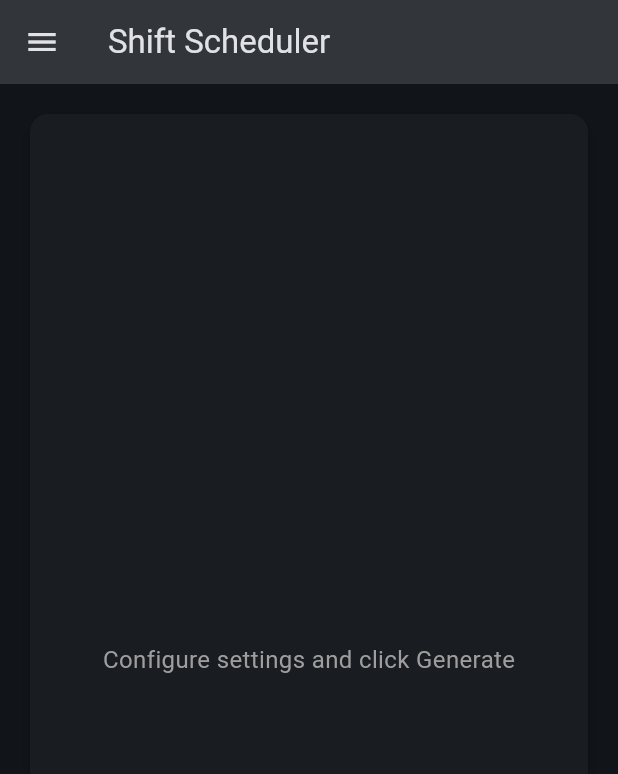
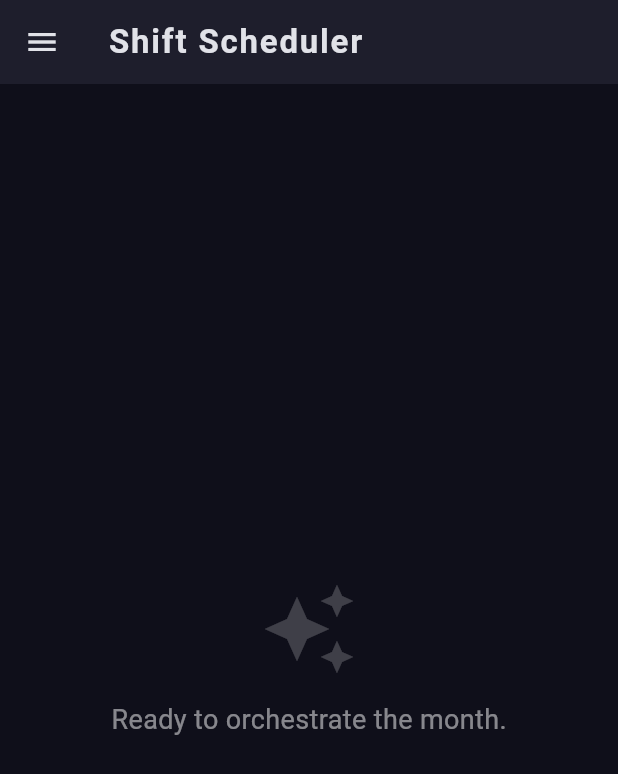
Before and after one commit to bbnhd2222-hash/shift-scheduler, a Flutter app: the screen it shows after launch, on a phone screen of 412 x 824 dp. Shown: the top 774 px of the screen. Run offline on Flutter 3.47's test engine with Material 3 defaults, Android fonts, the light colour scheme and no system bars; our stand-ins replace share_plus; missing offline and left inert: excel.

Commit message:
Revamp UI with modern colors and interactive fluid grid animations

```diff
--- a/lib/screens/home_screen.dart
+++ b/lib/screens/home_screen.dart
@@ -15,7 +15,7 @@ class HomeScreen extends StatefulWidget {
   State<HomeScreen> createState() => _HomeScreenState();
 }
 
-class _HomeScreenState extends State<HomeScreen> {
+class _HomeScreenState extends State<HomeScreen> with SingleTickerProviderStateMixin {
   final TextEditingController _monthCtrl = TextEditingController(text: "3");
   final TextEditingController _yearCtrl = TextEditingController(text: "2026");
   final TextEditingController _hnCtrl = TextEditingController(text: "1");
@@ -28,8 +28,13 @@ class _HomeScreenState extends State<HomeScreen> {
   List<Nurse> _schedule = [];
   bool _isGenerating = false;
 
-  void _generate() {
+  // Keep track of cells being pressed for bounce animation
+  Map<String, bool> _pressedCells = {};
+
+  void _generate() async {
     setState(() { _isGenerating = true; });
+    // Add a tiny delay to allow the loading spinner to show up smoothly
+    await Future.delayed(const Duration(milliseconds: 300));
     try {
       int year = int.parse(_yearCtrl.text);
       int month = int.parse(_monthCtrl.text);
@@ -41,7 +46,7 @@ class _HomeScreenState extends State<HomeScreen> {
         'TN': int.parse(_tnCtrl.text),
       };
 
-      List<int> holidays = month == 3 ? [21, 22, 23] : []; // Sample holidays
+      List<int> holidays = month == 3 ? [21, 22, 23] : [];
 
       Scheduler scheduler = Scheduler();
       var result = scheduler.generateSchedule(
@@ -53,16 +58,25 @@ class _HomeScreenState extends State<HomeScreen> {
       setState(() {
         _schedule = result;
       });
-      ScaffoldMessenger.of(context).showSnackBar(
-        const SnackBar(content: Text("Schedule Generated!"), backgroundColor: Colors.green),
-      );
+      _showSnack("✨ Schedule Generated Successfully ✨", Colors.greenAccent.shade700);
     } catch (e) {
-      ScaffoldMessenger.of(context).showSnackBar(
-        SnackBar(content: Text("Error: $e"), backgroundColor: Colors.red),
-      );
+      _showSnack("Error: $e", Colors.redAccent);
     } finally {
       setState(() { _isGenerating = false; });
     }
+  }
+
+  void _showSnack(String msg, Color bg) {
+    if (!mounted) return;
+    ScaffoldMessenger.of(context).showSnackBar(
+      SnackBar(
+        content: Text(msg, style: const TextStyle(fontWeight: FontWeight.bold, color: Colors.white)),
+        backgroundColor: bg,
+        behavior: SnackBarBehavior.floating,
+        shape: RoundedRectangleBorder(borderRadius: BorderRadius.circular(12)),
+        margin: const EdgeInsets.all(16),
+      ),
+    );
   }
 
   void _cycleShift(Nurse nurse, int day) {
@@ -81,9 +95,7 @@ class _HomeScreenState extends State<HomeScreen> {
 
   Future<void> _exportExcel() async {
     if (_schedule.isEmpty) {
-      ScaffoldMessenger.of(context).showSnackBar(
-        const SnackBar(content: Text("Generate schedule first!"), backgroundColor: Colors.red),
-      );
+      _showSnack("Generate a schedule first!", Colors.orangeAccent);
       return;
     }
 
@@ -95,76 +107,117 @@ class _HomeScreenState extends State<HomeScreen> {
       String path = '${tempDir.path}/Schedule_${month}_$year.xlsx';
 
       await Exporter.exportToExcel(_schedule, year, month, path);
-
       await Share.shareXFiles([XFile(path)], text: 'Schedule for $month/$year');
 
     } catch (e) {
-      ScaffoldMessenger.of(context).showSnackBar(
-        SnackBar(content: Text("Export Error: $e"), backgroundColor: Colors.red),
-      );
+      _showSnack("Export Error: $e", Colors.redAccent);
     }
   }
 
   Widget _buildConfigDrawer() {
     return Drawer(
+      backgroundColor: const Color(0xFF1E1E2C),
       child: SafeArea(
         child: ListView(
-          padding: const EdgeInsets.all(16.0),
+          padding: const EdgeInsets.all(24.0),
           children: [
-            Text("Settings", style: Theme.of(context).textTheme.headlineSmall),
-            const Divider(),
             Row(
               children: [
-                Expanded(child: TextField(controller: _monthCtrl, decoration: const InputDecoration(labelText: "Month"))),
-                const SizedBox(width: 8),
-                Expanded(child: TextField(controller: _yearCtrl, decoration: const InputDecoration(labelText: "Year"))),
-              ],
-            ),
-            const SizedBox(height: 16),
-            const Text("Staff Counts", style: TextStyle(fontWeight: FontWeight.bold)),
-            Row(
-              children: [
-                Expanded(child: TextField(controller: _hnCtrl, decoration: const InputDecoration(labelText: "HN"))),
-                const SizedBox(width: 8),
-                Expanded(child: TextField(controller: _asstCtrl, decoration: const InputDecoration(labelText: "Asst"))),
-              ],
-            ),
-            Row(
-              children: [
-                Expanded(child: TextField(controller: _pnCtrl, decoration: const InputDecoration(labelText: "PN"))),
-                const SizedBox(width: 8),
-                Expanded(child: TextField(controller: _tnCtrl, decoration: const InputDecoration(labelText: "TN"))),
-              ],
-            ),
-            const SizedBox(height: 16),
-            const Text("Targets", style: TextStyle(fontWeight: FontWeight.bold)),
-            Row(
-              children: [
-                Expanded(child: TextField(controller: _hoursCtrl, decoration: const InputDecoration(labelText: "Target Hrs"))),
-                const SizedBox(width: 8),
-                Expanded(child: TextField(controller: _nightsCtrl, decoration: const InputDecoration(labelText: "Target N"))),
+                const Icon(Icons.settings_suggest, color: Colors.blueAccent, size: 28),
+                const SizedBox(width: 12),
+                Text("Setup", style: Theme.of(context).textTheme.headlineSmall?.copyWith(fontWeight: FontWeight.bold, color: Colors.white)),
               ],
             ),
             const SizedBox(height: 24),
-            ElevatedButton.icon(
+            _buildGlassField("Month", _monthCtrl, Icons.calendar_month),
+            const SizedBox(height: 12),
+            _buildGlassField("Year", _yearCtrl, Icons.calendar_today),
+            const SizedBox(height: 24),
+            const Text("STAFF COUNTS", style: TextStyle(fontWeight: FontWeight.bold, color: Colors.blueGrey, letterSpacing: 1.2)),
+            const SizedBox(height: 12),
+            Row(
+              children: [
+                Expanded(child: _buildGlassField("HN", _hnCtrl, null)),
+                const SizedBox(width: 8),
+                Expanded(child: _buildGlassField("Asst", _asstCtrl, null)),
+              ],
+            ),
+            const SizedBox(height: 8),
+            Row(
+              children: [
+                Expanded(child: _buildGlassField("PN", _pnCtrl, null)),
+                const SizedBox(width: 8),
+                Expanded(child: _buildGlassField("TN", _tnCtrl, null)),
+              ],
+            ),
+            const SizedBox(height: 24),
+            const Text("TARGETS", style: TextStyle(fontWeight: FontWeight.bold, color: Colors.blueGrey, letterSpacing: 1.2)),
+            const SizedBox(height: 12),
+            Row(
+              children: [
+                Expanded(child: _buildGlassField("Hrs", _hoursCtrl, Icons.access_time)),
+                const SizedBox(width: 8),
+                Expanded(child: _buildGlassField("Nights", _nightsCtrl, Icons.nightlight_round)),
+              ],
+            ),
+            const SizedBox(height: 32),
+            AnimatedContainer(
+              duration: const Duration(milliseconds: 300),
+              height: 55,
+              decoration: BoxDecoration(
+                borderRadius: BorderRadius.circular(16),
+                gradient: const LinearGradient(colors: [Colors.blueAccent, Colors.purpleAccent]),
+                boxShadow: [
+                  BoxShadow(color: Colors.blueAccent.withOpacity(0.4), blurRadius: 12, offset: const Offset(0, 4))
+                ]
+              ),
+              child: ElevatedButton(
                 onPressed: _isGenerating ? null : _generate,
-              icon: _isGenerating ? const SizedBox(width: 16, height: 16, child: CircularProgressIndicator(strokeWidth: 2)) : const Icon(Icons.autorenew),
-              label: const Text("Generate Schedule"),
-              style: ElevatedButton.styleFrom(padding: const EdgeInsets.symmetric(vertical: 16)),
+                style: ElevatedButton.styleFrom(
+                  backgroundColor: Colors.transparent,
+                  shadowColor: Colors.transparent,
+                  shape: RoundedRectangleBorder(borderRadius: BorderRadius.circular(16)),
+                ),
+                child: _isGenerating
+                    ? const SizedBox(width: 24, height: 24, child: CircularProgressIndicator(color: Colors.white, strokeWidth: 2))
+                    : const Text("GENERATE", style: TextStyle(color: Colors.white, fontWeight: FontWeight.bold, letterSpacing: 1.5, fontSize: 16)),
+              ),
             ),
             const SizedBox(height: 16),
-            FilledButton.icon(
+            SizedBox(
+              height: 55,
+              child: OutlinedButton.icon(
                 onPressed: _exportExcel,
-              icon: const Icon(Icons.download),
-              label: const Text("Export Excel & Share"),
-              style: FilledButton.styleFrom(
-                backgroundColor: Colors.green,
-                padding: const EdgeInsets.symmetric(vertical: 16),
+                icon: const Icon(Icons.share, color: Colors.greenAccent),
+                label: const Text("EXPORT EXCEL", style: TextStyle(color: Colors.greenAccent, fontWeight: FontWeight.bold, letterSpacing: 1.2)),
+                style: OutlinedButton.styleFrom(
+                  side: const BorderSide(color: Colors.greenAccent, width: 2),
+                  shape: RoundedRectangleBorder(borderRadius: BorderRadius.circular(16)),
                 ),
               ),
-            const SizedBox(height: 24),
-            const Text("Dev: Abdelrahman Shaer Deghady", style: TextStyle(color: Colors.grey, fontStyle: FontStyle.italic, fontSize: 12)),
+            ),
           ],
+        ),
+      ),
+    );
+  }
+
+  Widget _buildGlassField(String label, TextEditingController ctrl, IconData? icon) {
+    return Container(
+      decoration: BoxDecoration(
+        color: Colors.white.withOpacity(0.05),
+        borderRadius: BorderRadius.circular(12),
+        border: Border.all(color: Colors.white.withOpacity(0.1)),
+      ),
+      child: TextField(
+        controller: ctrl,
+        style: const TextStyle(color: Colors.white, fontWeight: FontWeight.w600),
+        decoration: InputDecoration(
+          prefixIcon: icon != null ? Icon(icon, color: Colors.white54, size: 18) : null,
+          labelText: label,
+          labelStyle: const TextStyle(color: Colors.white54),
+          border: InputBorder.none,
+          contentPadding: const EdgeInsets.symmetric(horizontal: 16, vertical: 12),
         ),
       ),
     );
@@ -172,16 +225,31 @@ class _HomeScreenState extends State<HomeScreen> {
 
   Color _getShiftColor(ShiftType shift) {
     switch(shift) {
-      case ShiftType.morning: return Colors.green.shade700;
-      case ShiftType.evening: return Colors.blue.shade700;
-      case ShiftType.night: return Colors.red.shade900;
-      case ShiftType.off: return Colors.grey.shade800;
+      case ShiftType.morning: return Colors.amber.shade400;
+      case ShiftType.evening: return Colors.deepOrangeAccent;
+      case ShiftType.night: return Colors.deepPurpleAccent;
+      case ShiftType.off: return const Color(0xFF2C2C3E);
     }
   }
 
-  Widget _buildDataTable() {
+  Color _getShiftTextColor(ShiftType shift) {
+    if (shift == ShiftType.morning) return Colors.black87;
+    if (shift == ShiftType.off) return Colors.white30;
+    return Colors.white;
+  }
+
+  Widget _buildFluidGrid() {
     if (_schedule.isEmpty) {
-      return const Center(child: Text("Configure settings and click Generate", style: TextStyle(fontSize: 16, color: Colors.grey)));
+      return Center(
+        child: Column(
+          mainAxisAlignment: MainAxisAlignment.center,
+          children: [
+            Icon(Icons.auto_awesome, size: 64, color: Colors.white.withOpacity(0.2)),
+            const SizedBox(height: 16),
+            Text("Ready to orchestrate the month.", style: TextStyle(fontSize: 18, color: Colors.white.withOpacity(0.5))),
+          ],
+        ),
+      );
     }
 
     int year = int.tryParse(_yearCtrl.text) ?? 2026;
@@ -193,142 +261,209 @@ class _HomeScreenState extends State<HomeScreen> {
     Map<int, int> tm = {};
     Map<int, int> te = {};
     Map<int, int> tn = {};
-    Map<int, int> tStaff = {};
 
     for (int d in days) {
-      int m = 0, e = 0, n = 0, staff = 0;
+      int m = 0, e = 0, n = 0;
       for (var nurse in _schedule) {
         var s = nurse.getShift(d);
         if (s == ShiftType.morning) m++;
         if (s == ShiftType.evening) e++;
         if (s == ShiftType.night) n++;
-        if (nurse.role != "HN" && nurse.role != "Asst" && s != ShiftType.off) staff++;
       }
       tm[d] = m;
       te[d] = e;
       tn[d] = n;
-      tStaff[d] = staff;
     }
 
-    // Build the grid inside constraints
-    return LayoutBuilder(
-      builder: (context, constraints) {
     return SingleChildScrollView(
       scrollDirection: Axis.vertical,
+      physics: const BouncingScrollPhysics(),
       child: SingleChildScrollView(
         scrollDirection: Axis.horizontal,
-            child: DataTable(
-              columnSpacing: 12,
-              headingRowHeight: 40,
-              dataRowMinHeight: 40,
-              dataRowMaxHeight: 40,
-              columns: [
-                const DataColumn(label: Text("Name")),
-                for (int d in days) DataColumn(label: Text("$d")),
-                const DataColumn(label: Text("M Hrs")),
-                const DataColumn(label: Text("E Hrs")),
-                const DataColumn(label: Text("N Hrs")),
-                const DataColumn(label: Text("Total", style: TextStyle(fontWeight: FontWeight.bold))),
+        physics: const BouncingScrollPhysics(),
+        child: Padding(
+          padding: const EdgeInsets.all(16.0),
+          child: Column(
+            crossAxisAlignment: CrossAxisAlignment.start,
+            children: [
+              // Header Row
+              Row(
+                children: [
+                  _buildHeaderCell("Nurse Name", width: 140),
+                  for (int d in days) _buildHeaderCell("$d", width: 44, isWeekend: Scheduler().isFriday(year, month, d) || Scheduler().isSaturday(year, month, d)),
+                  _buildHeaderCell("M", width: 40, color: Colors.amber.shade800),
+                  _buildHeaderCell("E", width: 40, color: Colors.deepOrange.shade800),
+                  _buildHeaderCell("N", width: 40, color: Colors.deepPurple.shade800),
+                  _buildHeaderCell("Σ", width: 50, color: Colors.blueAccent),
                 ],
-              rows: [
+              ),
+              const SizedBox(height: 8),
+
+              // Nurse Rows
               ..._schedule.map((nurse) {
                 int mHrs = nurse.countShiftType(ShiftType.morning) * 6;
                 int eHrs = nurse.countShiftType(ShiftType.evening) * 6;
                 int nHrs = nurse.countShiftType(ShiftType.night) * 12;
+                int totalHrs = mHrs + eHrs + nHrs;
 
-                  return DataRow(
-                    cells: [
-                      DataCell(Text(nurse.name, style: const TextStyle(fontWeight: FontWeight.bold))),
+                return Padding(
+                  padding: const EdgeInsets.only(bottom: 6.0),
+                  child: Row(
+                    children: [
+                      Container(
+                        width: 140,
+                        height: 44,
+                        padding: const EdgeInsets.symmetric(horizontal: 12),
+                        alignment: Alignment.centerLeft,
+                        decoration: BoxDecoration(
+                          color: Colors.white.withOpacity(0.05),
+                          borderRadius: BorderRadius.circular(8),
+                        ),
+                        child: Text(nurse.name, style: const TextStyle(fontWeight: FontWeight.bold, color: Colors.white, fontSize: 13)),
+                      ),
+                      const SizedBox(width: 4),
                       for (int d in days)
-                        DataCell(
-                          InkWell(
-                            onTap: () => _cycleShift(nurse, d),
-                            child: Container(
-                              width: 35,
-                              alignment: Alignment.center,
-                              decoration: BoxDecoration(
-                                color: _getShiftColor(nurse.getShift(d)),
-                                borderRadius: BorderRadius.circular(4),
+                        _buildInteractiveCell(nurse, d),
+                      const SizedBox(width: 4),
+                      _buildSummaryCell("$mHrs", width: 40),
+                      _buildSummaryCell("$eHrs", width: 40),
+                      _buildSummaryCell("$nHrs", width: 40),
+                      _buildSummaryCell("$totalHrs", width: 50, isHighlight: true),
+                    ],
                   ),
-                              child: Text(
-                                nurse.getShift(d) == ShiftType.off ? "-" : nurse.getShift(d).value,
-                                style: const TextStyle(fontWeight: FontWeight.bold, color: Colors.white),
-                              ),
-                            ),
-                          ),
-                        ),
-                      DataCell(Text("$mHrs")),
-                      DataCell(Text("$eHrs")),
-                      DataCell(Text("$nHrs")),
-                      DataCell(Text("${mHrs + eHrs + nHrs}", style: const TextStyle(fontWeight: FontWeight.bold))),
-                    ],
                 );
               }),
-                // Footer Rows
-                _buildFooterRow("Total M", tm, days, Colors.green.shade900),
-                _buildFooterRow("Total E", te, days, Colors.blue.shade900),
-                _buildFooterRow("Total N", tn, days, Colors.red.shade900),
-                _buildFooterRow("Staff", tStaff, days, Colors.grey.shade700),
+
+              const SizedBox(height: 16),
+              const Text("DAILY TOTALS", style: TextStyle(color: Colors.white54, fontWeight: FontWeight.bold, letterSpacing: 1.5)),
+              const SizedBox(height: 8),
+
+              // Footer Totals
+              Row(
+                children: [
+                  _buildHeaderCell("Morning", width: 140, color: Colors.amber.withOpacity(0.2)),
+                  for (int d in days) _buildSummaryCell("${tm[d]}", width: 44, color: Colors.amber.withOpacity(0.2)),
+                ]
+              ),
+              const SizedBox(height: 4),
+              Row(
+                children: [
+                  _buildHeaderCell("Evening", width: 140, color: Colors.deepOrange.withOpacity(0.2)),
+                  for (int d in days) _buildSummaryCell("${te[d]}", width: 44, color: Colors.deepOrange.withOpacity(0.2)),
+                ]
+              ),
+              const SizedBox(height: 4),
+              Row(
+                children: [
+                  _buildHeaderCell("Night", width: 140, color: Colors.deepPurple.withOpacity(0.2)),
+                  for (int d in days) _buildSummaryCell("${tn[d]}", width: 44, color: Colors.deepPurple.withOpacity(0.2)),
+                ]
+              ),
             ],
+          ),
         ),
       ),
     );
   }
+
+  Widget _buildHeaderCell(String text, {required double width, bool isWeekend = false, Color? color}) {
+    return Container(
+      width: width,
+      height: 40,
+      margin: const EdgeInsets.only(right: 4),
+      alignment: Alignment.center,
+      decoration: BoxDecoration(
+        color: color ?? (isWeekend ? Colors.redAccent.withOpacity(0.2) : Colors.white.withOpacity(0.05)),
+        borderRadius: BorderRadius.circular(8),
+      ),
+      child: Text(text, style: TextStyle(color: isWeekend ? Colors.redAccent : Colors.white70, fontWeight: FontWeight.bold, fontSize: 12)),
     );
   }
 
-  DataRow _buildFooterRow(String label, Map<int, int> data, List<int> days, Color color) {
-    return DataRow(
-      color: WidgetStateProperty.all(Colors.black12),
-      cells: [
-        DataCell(Text(label, style: const TextStyle(fontWeight: FontWeight.bold))),
-        for (int d in days)
-          DataCell(
-            Container(
-              width: 35,
+  Widget _buildSummaryCell(String text, {required double width, bool isHighlight = false, Color? color}) {
+    return Container(
+      width: width,
+      height: 44,
+      margin: const EdgeInsets.only(right: 4),
       alignment: Alignment.center,
       decoration: BoxDecoration(
-                color: color,
-                borderRadius: BorderRadius.circular(4),
+        color: color ?? (isHighlight ? Colors.blueAccent.withOpacity(0.2) : Colors.white.withOpacity(0.05)),
+        borderRadius: BorderRadius.circular(8),
+        border: isHighlight ? Border.all(color: Colors.blueAccent.withOpacity(0.5)) : null,
       ),
-              child: Text("${data[d]}", style: const TextStyle(color: Colors.white, fontSize: 12)),
-            )
+      child: Text(text, style: TextStyle(color: isHighlight ? Colors.blueAccent : Colors.white, fontWeight: isHighlight ? FontWeight.bold : FontWeight.normal)),
+    );
+  }
+
+  Widget _buildInteractiveCell(Nurse nurse, int day) {
+    String cellKey = "${nurse.name}_$day";
+    bool isPressed = _pressedCells[cellKey] ?? false;
+    ShiftType shift = nurse.getShift(day);
+
+    return GestureDetector(
+      onTapDown: (_) => setState(() => _pressedCells[cellKey] = true),
+      onTapUp: (_) {
+        setState(() => _pressedCells[cellKey] = false);
+        _cycleShift(nurse, day);
+      },
+      onTapCancel: () => setState(() => _pressedCells[cellKey] = false),
+      child: AnimatedContainer(
+        duration: const Duration(milliseconds: 200),
+        curve: Curves.easeOutBack,
+        width: 44,
+        height: 44,
+        margin: const EdgeInsets.only(right: 4),
+        transform: isPressed ? (Matrix4.identity()..scale(0.85, 0.85)..translate(3.0, 3.0)) : Matrix4.identity(),
+        alignment: Alignment.center,
+        decoration: BoxDecoration(
+          color: _getShiftColor(shift),
+          borderRadius: BorderRadius.circular(isPressed ? 16 : 8),
+          boxShadow: shift != ShiftType.off
+            ? [BoxShadow(color: _getShiftColor(shift).withOpacity(0.4), blurRadius: isPressed ? 2 : 8, offset: isPressed ? const Offset(0,0) : const Offset(0, 3))]
+            : [],
         ),
-        const DataCell(Text("")),
-        const DataCell(Text("")),
-        const DataCell(Text("")),
-        const DataCell(Text("")),
-      ]
+        child: Text(
+          shift == ShiftType.off ? "·" : shift.value,
+          style: TextStyle(
+            color: _getShiftTextColor(shift),
+            fontWeight: FontWeight.bold,
+            fontSize: shift == ShiftType.off ? 24 : 14,
+          ),
+        ),
+      ),
     );
   }
 
   @override
   Widget build(BuildContext context) {
-    // If screen is wide, show drawer as sidebar
     bool isDesktop = MediaQuery.of(context).size.width > 800;
 
     return Scaffold(
+      backgroundColor: const Color(0xFF0F0F1A),
       appBar: isDesktop ? null : AppBar(
-        title: const Text("Shift Scheduler"),
-        backgroundColor: Theme.of(context).colorScheme.surfaceContainerHighest,
+        title: const Text("Shift Scheduler", style: TextStyle(fontWeight: FontWeight.w700, letterSpacing: 1.2)),
+        backgroundColor: const Color(0xFF1E1E2C),
+        elevation: 0,
       ),
       drawer: isDesktop ? null : _buildConfigDrawer(),
       body: Row(
         children: [
           if (isDesktop)
             SizedBox(
-              width: 300,
+              width: 320,
               child: _buildConfigDrawer(),
             ),
           Expanded(
-            child: Padding(
-              padding: const EdgeInsets.all(16.0),
-              child: Card(
-                elevation: 4,
-                child: Padding(
-                  padding: const EdgeInsets.all(8.0),
-                  child: _buildDataTable(),
-                ),
+            child: Container(
+              margin: EdgeInsets.all(isDesktop ? 24.0 : 0),
+              decoration: isDesktop ? BoxDecoration(
+                color: const Color(0xFF151522),
+                borderRadius: BorderRadius.circular(24),
+                boxShadow: const [BoxShadow(color: Colors.black54, blurRadius: 20, offset: Offset(0, 10))],
+              ) : null,
+              child: ClipRRect(
+                borderRadius: BorderRadius.circular(isDesktop ? 24 : 0),
+                child: _buildFluidGrid(),
               ),
             ),
           )
```
Lines whose indentation alone changed are shown as unchanged.
